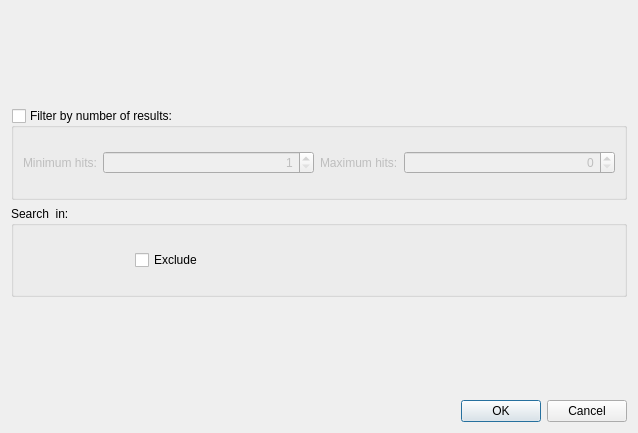
The window that src/plugins/enzymes/src/FindEnzymesDialog.ui (violethaze74/ugene) describes before a commit, drawn with Qt 5.
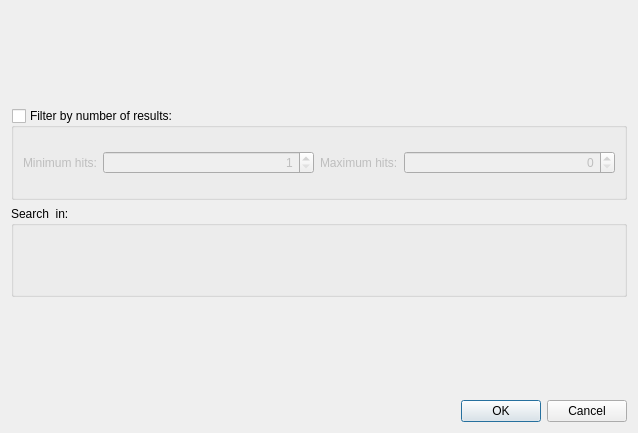
The same window after the commit.

Commit message: UGENE-5262: RegionSelectorController

```diff
--- a/src/plugins/enzymes/src/FindEnzymesDialog.ui
+++ b/src/plugins/enzymes/src/FindEnzymesDialog.ui
@@ -117,35 +117,7 @@
      <property name="title">
       <string>Search  in:</string>
      </property>
-     <layout class="QVBoxLayout" name="searchRegionLayout">
-      <item>
-       <layout class="QHBoxLayout" name="excludeRegionLayout">
-        <item>
-         <spacer name="excludeRegionsSpacer">
-          <property name="orientation">
-           <enum>Qt::Horizontal</enum>
-          </property>
-          <property name="sizeType">
-           <enum>QSizePolicy::Fixed</enum>
-          </property>
-          <property name="sizeHint" stdset="0">
-           <size>
-            <width>112</width>
-            <height>0</height>
-           </size>
-          </property>
-         </spacer>
-        </item>
-        <item>
-         <widget class="QCheckBox" name="excludeRegionBox">
-          <property name="text">
-           <string>Exclude</string>
-          </property>
-         </widget>
-        </item>
-       </layout>
-      </item>
-     </layout>
+     <layout class="QVBoxLayout" name="searchRegionLayout"/>
     </widget>
    </item>
    <item>
```
The commit also changes 11 other files.
